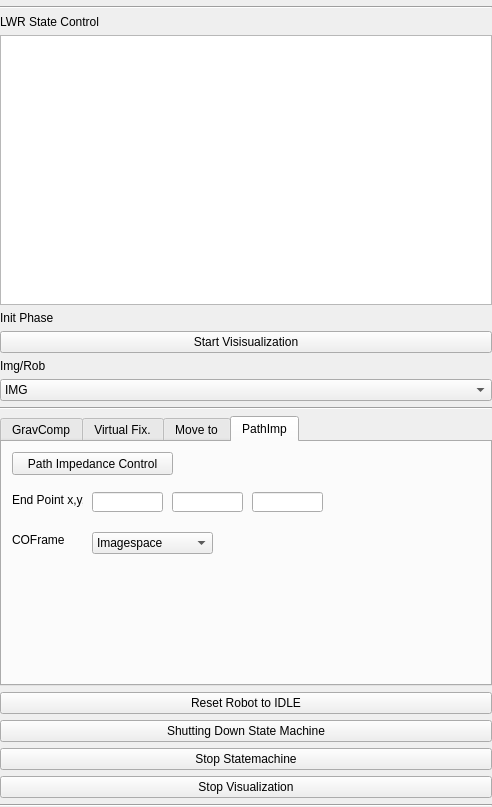
First picture: the form in LightWeightRobotIGT/Resources/UI/qSlicerLightWeightRobotIGTFooBarWidget.ui, repository SNRLab/LightWeightRobotIGT, before the edit.
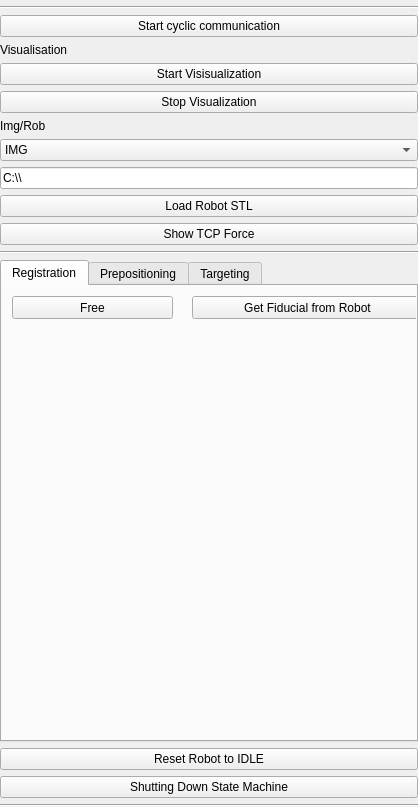
Second picture: the form after the edit. The open tabs and pages were chosen to show the change. Custom widgets are drawn as their Qt base class.

Commit message: ENH: Changed the tabs to the stages of an IGT intervention: Registration, Prepositioning and Targeting

Diff of the .ui file:
```diff
--- a/LightWeightRobotIGT/Resources/UI/qSlicerLightWeightRobotIGTFooBarWidget.ui
+++ b/LightWeightRobotIGT/Resources/UI/qSlicerLightWeightRobotIGTFooBarWidget.ui
@@ -6,7 +6,7 @@
    <rect>
     <x>0</x>
     <y>0</y>
-    <width>492</width>
+    <width>418</width>
     <height>807</height>
    </rect>
   </property>
@@ -34,19 +34,16 @@
     </widget>
    </item>
    <item>
-    <widget class="QLabel" name="label_5">
+    <widget class="QPushButton" name="StartCyclic">
      <property name="text">
-      <string>LWR State Control</string>
+      <string>Start cyclic communication</string>
      </property>
     </widget>
    </item>
-   <item>
-    <widget class="QTextBrowser" name="AckString"/>
-   </item>
    <item>
     <widget class="QLabel" name="label_20">
      <property name="text">
-      <string>Init Phase</string>
+      <string>Visualisation</string>
      </property>
     </widget>
    </item>
@@ -57,6 +54,13 @@
      </property>
     </widget>
    </item>
+   <item>
+    <widget class="QPushButton" name="StopVisual">
+     <property name="text">
+      <string>Stop Visualization</string>
+     </property>
+    </widget>
+   </item>
    <item>
     <widget class="QLabel" name="label_19">
      <property name="text">
@@ -83,6 +87,30 @@
      </item>
     </widget>
    </item>
+   <item>
+    <widget class="QLineEdit" name="LineEditRobotPath">
+     <property name="enabled">
+      <bool>true</bool>
+     </property>
+     <property name="text">
+      <string>C:\\</string>
+     </property>
+    </widget>
+   </item>
+   <item>
+    <widget class="QPushButton" name="LoadRobot">
+     <property name="text">
+      <string>Load Robot STL</string>
+     </property>
+    </widget>
+   </item>
+   <item>
+    <widget class="QPushButton" name="TCPForce">
+     <property name="text">
+      <string>Show TCP Force</string>
+     </property>
+    </widget>
+   </item>
    <item>
     <widget class="Line" name="line_3">
      <property name="orientation">
@@ -103,7 +131,7 @@
      </property>
      <widget class="QWidget" name="tab_GravComp">
       <attribute name="title">
-       <string>GravComp</string>
+       <string>Registration</string>
       </attribute>
       <widget class="QPushButton" name="GravComp">
        <property name="geometry">
@@ -115,13 +143,26 @@
         </rect>
        </property>
        <property name="text">
-        <string> Grav.Compensation</string>
+        <string>Free</string>
+       </property>
+      </widget>
+      <widget class="QPushButton" name="GetFiducial">
+       <property name="geometry">
+        <rect>
+         <x>190</x>
+         <y>10</y>
+         <width>231</width>
+         <height>23</height>
+        </rect>
+       </property>
+       <property name="text">
+        <string>Get Fiducial from Robot</string>
        </property>
       </widget>
      </widget>
      <widget class="QWidget" name="tab_VF">
       <attribute name="title">
-       <string>Virtual Fix.</string>
+       <string>Prepositioning</string>
       </attribute>
       <widget class="QPushButton" name="VirtualFixtures">
        <property name="geometry">
@@ -288,10 +329,23 @@
         </rect>
        </property>
       </widget>
+      <widget class="QPushButton" name="PathImp">
+       <property name="geometry">
+        <rect>
+         <x>190</x>
+         <y>100</y>
+         <width>171</width>
+         <height>23</height>
+        </rect>
+       </property>
+       <property name="text">
+        <string>Path Impedance Control</string>
+       </property>
+      </widget>
      </widget>
      <widget class="QWidget" name="tab">
       <attribute name="title">
-       <string>Move to</string>
+       <string>Targeting</string>
       </attribute>
       <widget class="QPushButton" name="MoveToPose">
        <property name="geometry">
@@ -426,100 +480,6 @@
        </property>
       </widget>
      </widget>
-     <widget class="QWidget" name="tab_2">
-      <attribute name="title">
-       <string>PathImp</string>
-      </attribute>
-      <widget class="QPushButton" name="PathImp">
-       <property name="geometry">
-        <rect>
-         <x>10</x>
-         <y>10</y>
-         <width>161</width>
-         <height>23</height>
-        </rect>
-       </property>
-       <property name="text">
-        <string>Path Impedance Control</string>
-       </property>
-      </widget>
-      <widget class="QComboBox" name="comboBox_PICOF">
-       <property name="geometry">
-        <rect>
-         <x>90</x>
-         <y>90</y>
-         <width>121</width>
-         <height>22</height>
-        </rect>
-       </property>
-       <item>
-        <property name="text">
-         <string>Imagespace</string>
-        </property>
-       </item>
-       <item>
-        <property name="text">
-         <string>Robbase</string>
-        </property>
-       </item>
-      </widget>
-      <widget class="QLabel" name="label_6">
-       <property name="geometry">
-        <rect>
-         <x>10</x>
-         <y>50</y>
-         <width>71</width>
-         <height>16</height>
-        </rect>
-       </property>
-       <property name="text">
-        <string>End Point x,y,z</string>
-       </property>
-      </widget>
-      <widget class="QLabel" name="label_7">
-       <property name="geometry">
-        <rect>
-         <x>10</x>
-         <y>90</y>
-         <width>101</width>
-         <height>16</height>
-        </rect>
-       </property>
-       <property name="text">
-        <string>COFrame</string>
-       </property>
-      </widget>
-      <widget class="QLineEdit" name="lineEdit_PIx">
-       <property name="geometry">
-        <rect>
-         <x>90</x>
-         <y>50</y>
-         <width>71</width>
-         <height>20</height>
-        </rect>
-       </property>
-      </widget>
-      <widget class="QLineEdit" name="lineEdit_PIy">
-       <property name="geometry">
-        <rect>
-         <x>170</x>
-         <y>50</y>
-         <width>71</width>
-         <height>20</height>
-        </rect>
-       </property>
-      </widget>
-      <widget class="QLineEdit" name="lineEdit_PIz">
-       <property name="geometry">
-        <rect>
-         <x>250</x>
-         <y>50</y>
-         <width>71</width>
-         <height>20</height>
-        </rect>
-       </property>
-      </widget>
-     </widget>
     </widget>
    </item>
    <item>
@@ -539,20 +499,6 @@
      </property>
     </widget>
    </item>
-   <item>
-    <widget class="QPushButton" name="Quit">
-     <property name="text">
-      <string>Stop Statemachine</string>
-     </property>
-    </widget>
-   </item>
-   <item>
-    <widget class="QPushButton" name="StopVisual">
-     <property name="text">
-      <string>Stop Visualization</string>
-     </property>
-    </widget>
-   </item>
    <item>
     <widget class="Line" name="line_4">
      <property name="orientation">
```
Left out of the diff: 290 changed lines with no effect on the pictures. The commit also changes 6 other files.
